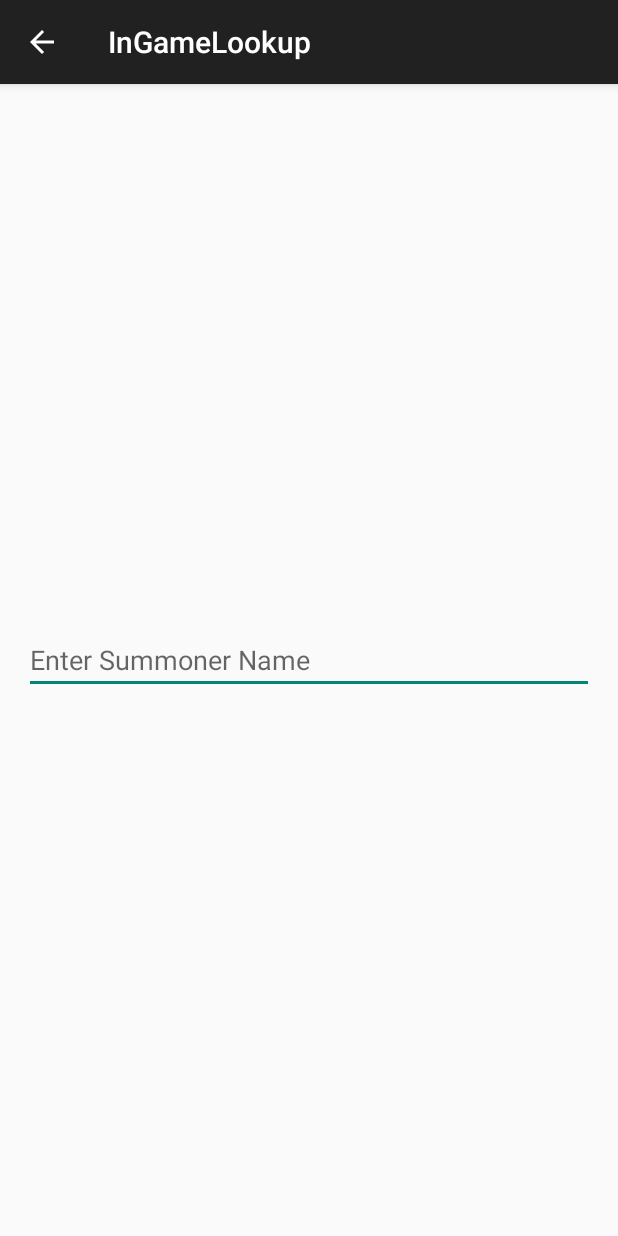
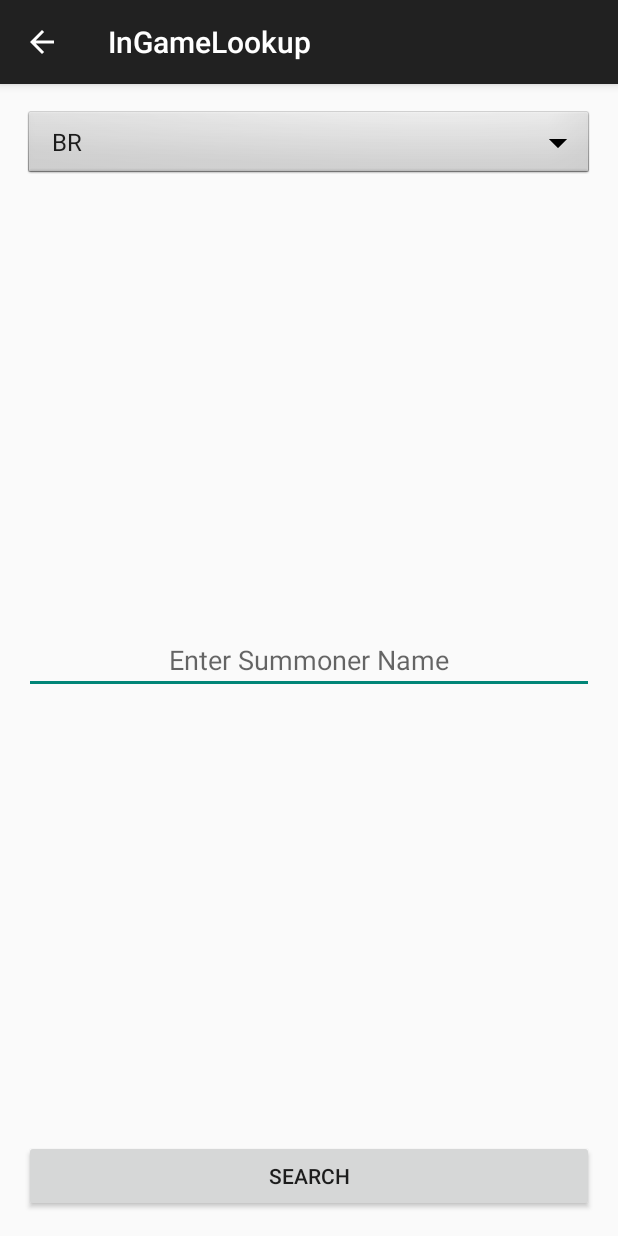
Before and after one commit to geg0046/CSCE-4410, an Android app: the InGameLookup screen opened directly, with no data from a screen before it, on a phone screen of 412 x 824 dp. Run offline under Robolectric (Android 15) with nearby library versions, the phone set to English and light mode, and no system bars.

Commit message:
Game Lookup Framework
geg0046 - Added the framework that allows users to look up summoners in
game on any region. Need to add functionality with Riot API.

```diff
--- a/app/src/main/java/comgeg0046/github/testapp/InGameLookup.java
+++ b/app/src/main/java/comgeg0046/github/testapp/InGameLookup.java
@@ -1,17 +1,27 @@
 package comgeg0046.github.testapp;
 
+import android.content.Intent;
 import android.support.v7.app.ActionBarActivity;
 import android.os.Bundle;
 import android.view.Menu;
 import android.view.MenuItem;
-
+import android.view.View;
+import android.widget.ArrayAdapter;
+import android.widget.EditText;
+import android.widget.Spinner;
 
 public class InGameLookup extends ActionBarActivity {
+    public final static String GAME_TO_DISPLAY = "comgeg0046.github.com.GAME";
 
     @Override
     protected void onCreate(Bundle savedInstanceState) {
         super.onCreate(savedInstanceState);
         setContentView(R.layout.activity_in_game_lookup);
+
+        Spinner dropdown = (Spinner)findViewById(R.id.spinner);
+        String[] items = new String[]{"BR", "EUNE", "EUW", "KR", "LAN", "LAS", "NA", "OCE", "RU", "TR"};
+        ArrayAdapter<String> adapter = new ArrayAdapter<String>(this, android.R.layout.simple_spinner_item, items);
+        dropdown.setAdapter(adapter);
     }
 
 
@@ -37,4 +47,14 @@ public class InGameLookup extends ActionBarActivity {
         //return true;
         return super.onOptionsItemSelected(item);
     }
+
+    public void displayGame(View view) {
+        Intent intent = new Intent(this, DisplayGame.class);
+        Spinner dropdown = (Spinner)findViewById(R.id.spinner);
+        String region = (String) dropdown.getSelectedItem();
+        EditText summonerName = (EditText)findViewById(R.id.summoner_name);
+        String string = summonerName.getText().toString() + " " + region;
+        intent.putExtra(GAME_TO_DISPLAY, string);
+        startActivity(intent);
+    }
 }
--- a/app/src/main/java/comgeg0046/github/testapp/MainActivity.java
+++ b/app/src/main/java/comgeg0046/github/testapp/MainActivity.java
@@ -9,7 +9,6 @@ import android.view.View;
 import android.widget.EditText;
 
 public class MainActivity extends ActionBarActivity {
-    public final static String EXTRA_MESSAGE = "comgeg0046.github.testapp.MESSAGE";
 
     @Override
     protected void onCreate(Bundle savedInstanceState) {
--- a/app/src/main/res/layout/activity_in_game_lookup.xml
+++ b/app/src/main/res/layout/activity_in_game_lookup.xml
@@ -4,14 +4,36 @@
     android:paddingRight="@dimen/activity_horizontal_margin"
     android:paddingTop="@dimen/activity_vertical_margin"
     android:paddingBottom="@dimen/activity_vertical_margin"
-    tools:context="comgeg0046.github.testapp.InGameLookup">
+    tools:context="comgeg0046.github.testapp.InGameLookup"
+    android:textAlignment="center">
 
-    <EditText android:id="@+id/edit_message"
+    <Spinner
+        android:id="@+id/spinner"
+        android:layout_width="match_parent"
+        android:layout_height="wrap_content"
+        android:background="@android:drawable/btn_dropdown"
+        android:spinnerMode="dropdown"
+        android:layout_above="@+id/edit_message"
+        android:layout_alignParentLeft="true"
+        android:layout_alignParentStart="true" />
+
+    <EditText android:id="@+id/summoner_name"
         android:layout_width="fill_parent"
         android:layout_height="wrap_content"
         android:hint="@string/edit_message"
+        android:gravity="center_horizontal"
         android:layout_centerVertical="true"
-        android:layout_alignParentRight="true"
-        android:layout_alignParentEnd="true" />
+        android:layout_alignParentLeft="true"
+        android:layout_alignParentStart="true" />
+
+    <Button
+        android:id="@+id/button"
+        android:text="Search"
+        android:onClick="displayGame"
+        android:layout_width="fill_parent"
+        android:layout_height="wrap_content"
+        android:layout_alignParentBottom="true"
+        android:layout_alignParentLeft="true"
+        android:layout_alignParentStart="true" />
 
 </RelativeLayout>
--- a/app/src/main/res/values/strings.xml
+++ b/app/src/main/res/values/strings.xml
@@ -5,10 +5,10 @@
     <string name="edit_message">Enter Summoner Name</string>
     <string name="button_send">Send</string>
     <string name="action_settings">Settings</string>
-    <string name="title_activity_main">MainActivity</string>
-    <string name="title_activity_display_message">My Message</string>
     <string name="Lookup">In-Game Lookup</string>
     <string name="Str1">Large Text</string>
+    <string name="title_activity_in_game_lookup">InGameLookup</string>
+    <string name="title_activity_display_game">Current Game</string>
     <string name="Champion1">Aatrox - Fighter/Tank</string>
     <string name="Champion2">Ahri - Mage/Assassin</string>
     <string name="Champion3">Akali - Assassin</string>
@@ -133,7 +133,5 @@
     <string name="Champion122">Ziggs - Mage</string>
     <string name="Champion123">Zilean - Support/Mage</string>
     <string name="Champion124">Zyra - Mage/Support</string>
-    <string name="title_activity_in_game_lookup">InGameLookup</string>
-    <string name="hello_world">Hello world!</string>
 
 </resources>
```
Also changed, not shown: app/src/main/AndroidManifest.xml (+8 -0 lines), app/src/main/java/comgeg0046/github/testapp/DisplayGame.java (added, +42 -0 lines), app/src/main/res/layout/activity_display_game.xml (added, +9 -0 lines), app/src/main/res/menu/menu_display_game.xml (added, +7 -0 lines).
